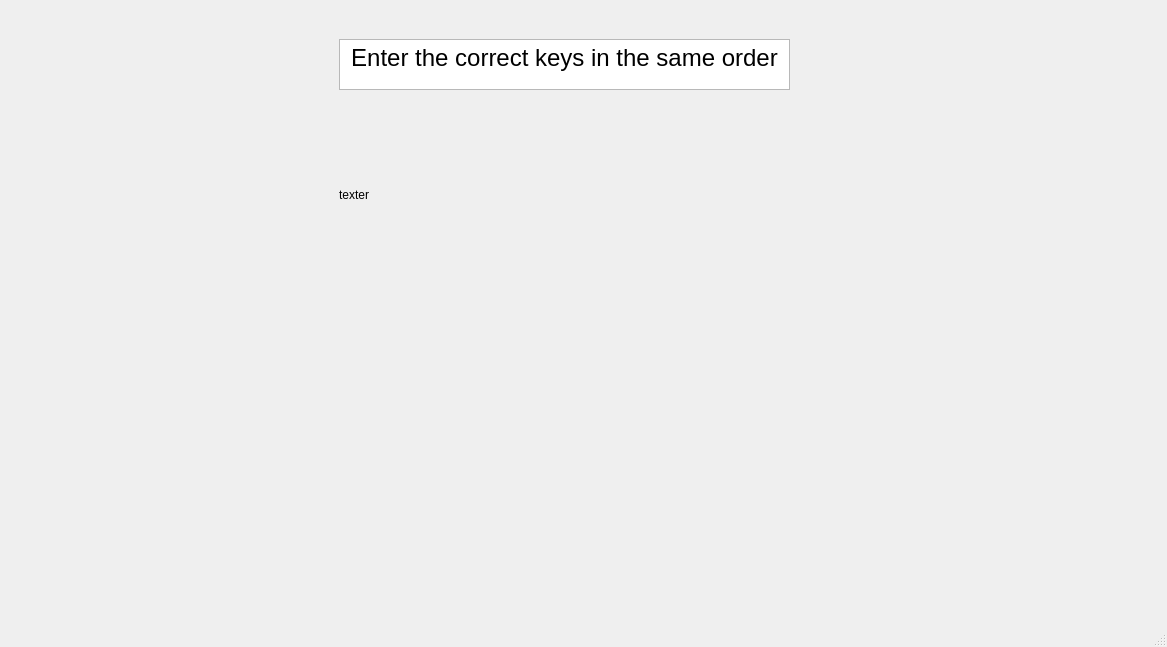
Before: the Qt Designer form game.ui in PaulStratton56/GraulioWare, drawn with Qt 5.
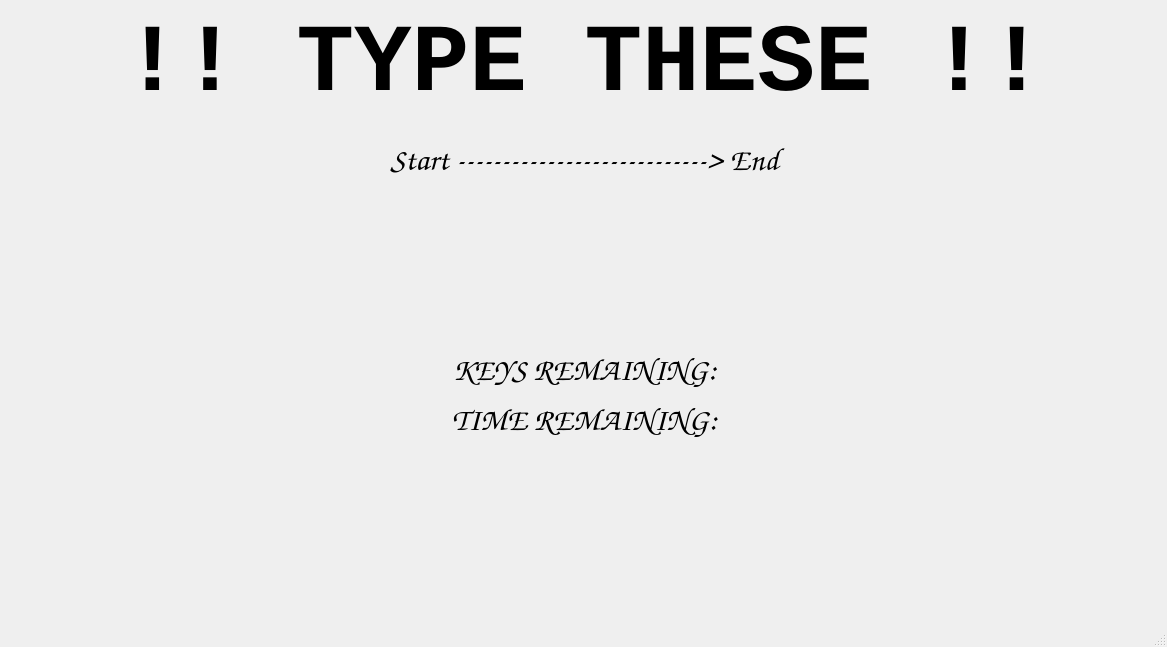
After: the same form once the commit is applied. The open tabs and pages were chosen to show the change.

```diff
--- a/game.ui
+++ b/game.ui
@@ -11,7 +11,10 @@
    </rect>
   </property>
   <property name="windowTitle">
-   <string>Game</string>
+   <string>GraulioWare</string>
+  </property>
+  <property name="autoFillBackground">
+   <bool>false</bool>
   </property>
   <widget class="QWidget" name="centralwidget">
    <layout class="QVBoxLayout" name="verticalLayout">
@@ -114,50 +117,109 @@
        </widget>
       </widget>
       <widget class="QWidget" name="TypeOrder">
-       <widget class="QTextBrowser" name="textBrowser_7">
-        <property name="geometry">
-         <rect>
-          <x>330</x>
-          <y>30</y>
-          <width>451</width>
-          <height>51</height>
-         </rect>
-        </property>
-        <property name="html">
-         <string>&lt;!DOCTYPE HTML PUBLIC &quot;-//W3C//DTD HTML 4.0//EN&quot; &quot;http://www.w3.org/TR/REC-html40/strict.dtd&quot;&gt;
-&lt;html&gt;&lt;head&gt;&lt;meta name=&quot;qrichtext&quot; content=&quot;1&quot; /&gt;&lt;meta charset=&quot;utf-8&quot; /&gt;&lt;style type=&quot;text/css&quot;&gt;
-p, li { white-space: pre-wrap; }
-hr { height: 1px; border-width: 0; }
-li.unchecked::marker { content: &quot;\2610&quot;; }
-li.checked::marker { content: &quot;\2612&quot;; }
-&lt;/style&gt;&lt;/head&gt;&lt;body style=&quot; font-family:'Segoe UI'; font-size:9pt; font-weight:400; font-style:normal;&quot;&gt;
-&lt;p align=&quot;center&quot; style=&quot; margin-top:0px; margin-bottom:0px; margin-left:0px; margin-right:0px; -qt-block-indent:0; text-indent:0px;&quot;&gt;&lt;span style=&quot; font-size:18pt;&quot;&gt;Enter the correct keys in the same order&lt;/span&gt;&lt;/p&gt;&lt;/body&gt;&lt;/html&gt;</string>
-        </property>
-       </widget>
-       <widget class="QLabel" name="texter">
-        <property name="geometry">
-         <rect>
-          <x>330</x>
-          <y>130</y>
-          <width>421</width>
-          <height>111</height>
-         </rect>
-        </property>
-        <property name="text">
-         <string>texter</string>
-        </property>
-       </widget>
        <widget class="QWidget" name="horizontalLayoutWidget">
         <property name="geometry">
          <rect>
-          <x>70</x>
-          <y>90</y>
-          <width>601</width>
-          <height>61</height>
+          <x>110</x>
+          <y>180</y>
+          <width>931</width>
+          <height>141</height>
          </rect>
         </property>
         <layout class="QHBoxLayout" name="KeyLayout"/>
        </widget>
+       <widget class="QLabel" name="TypingInfo">
+        <property name="geometry">
+         <rect>
+          <x>0</x>
+          <y>0</y>
+          <width>1151</width>
+          <height>111</height>
+         </rect>
+        </property>
+        <property name="font">
+         <font>
+          <family>Consolas</family>
+          <pointsize>72</pointsize>
+          <bold>true</bold>
+         </font>
+        </property>
+        <property name="text">
+         <string>!! TYPE THESE !!</string>
+        </property>
+        <property name="alignment">
+         <set>Qt::AlignCenter</set>
+        </property>
+       </widget>
+       <widget class="QLabel" name="KeysRemaining">
+        <property name="geometry">
+         <rect>
+          <x>350</x>
+          <y>340</y>
+          <width>451</width>
+          <height>41</height>
+         </rect>
+        </property>
+        <property name="font">
+         <font>
+          <family>Comic Sans MS</family>
+          <pointsize>24</pointsize>
+          <bold>true</bold>
+         </font>
+        </property>
+        <property name="text">
+         <string>KEYS REMAINING:</string>
+        </property>
+        <property name="alignment">
+         <set>Qt::AlignHCenter|Qt::AlignTop</set>
+        </property>
+       </widget>
+       <widget class="QLabel" name="KeyDirectionLabel">
+        <property name="geometry">
+         <rect>
+          <x>170</x>
+          <y>130</y>
+          <width>811</width>
+          <height>41</height>
+         </rect>
+        </property>
+        <property name="font">
+         <font>
+          <family>Comic Sans MS</family>
+          <pointsize>24</pointsize>
+          <bold>true</bold>
+         </font>
+        </property>
+        <property name="text">
+         <string>Start ----------------------------&gt; End</string>
+        </property>
+        <property name="alignment">
+         <set>Qt::AlignHCenter|Qt::AlignTop</set>
+        </property>
+       </widget>
+       <widget class="QLabel" name="TypingTimeLeft">
+        <property name="geometry">
+         <rect>
+          <x>350</x>
+          <y>390</y>
+          <width>451</width>
+          <height>41</height>
+         </rect>
+        </property>
+        <property name="font">
+         <font>
+          <family>Comic Sans MS</family>
+          <pointsize>24</pointsize>
+          <bold>true</bold>
+         </font>
+        </property>
+        <property name="text">
+         <string>TIME REMAINING:</string>
+        </property>
+        <property name="alignment">
+         <set>Qt::AlignHCenter|Qt::AlignTop</set>
+        </property>
+       </widget>
       </widget>
       <widget class="QWidget" name="ArrowKeys">
        <widget class="QTextBrowser" name="textBrowser_4">
```
Left out of the diff: 284 changed lines with no effect on the pictures.
